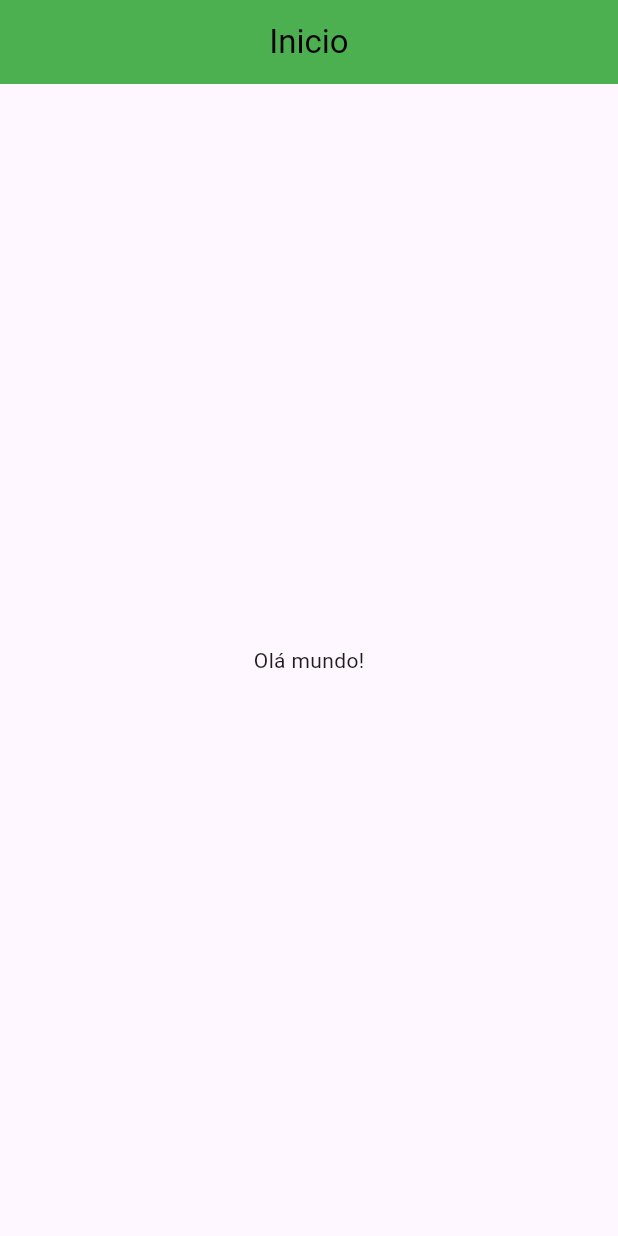
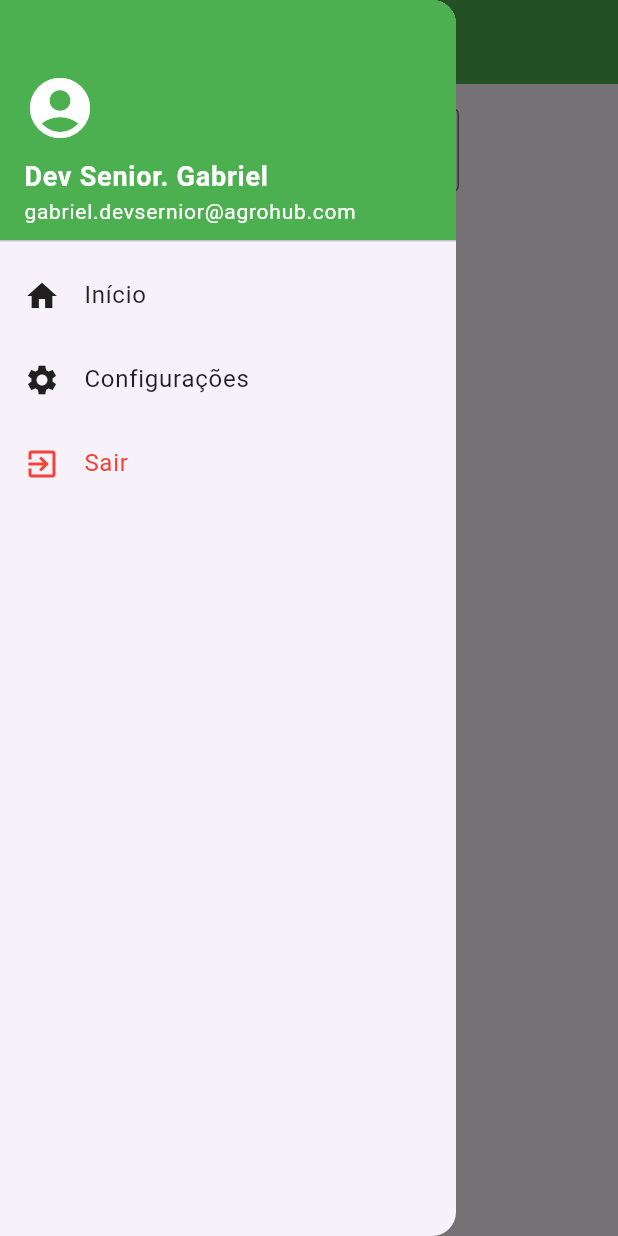
Before and after one commit to davs22/Agrohub_frontend, a Flutter app: the screen it shows after launch, with the side drawer open (before the commit the screen has no drawer), on a phone screen of 412 x 824 dp. Run offline on Flutter 3.47's test engine with Material 3 defaults, Android fonts, the phone set to English and light mode, and no system bars.

Commit message:
Update: Adicionando mais componentes

```diff
--- a/agrohub_app/lib/components/app_bar_component.dart
+++ b/agrohub_app/lib/components/app_bar.dart
@@ -1,19 +1,13 @@
 import 'package:flutter/material.dart';
 
-class AppbarComponent extends StatelessWidget implements PreferredSizeWidget {
+class AppBarComponent extends StatelessWidget implements PreferredSizeWidget {
   final String title;
   final bool? centerTitle;
   final List<Widget>? actions;
   final bool? automaticallyImplyLeading;
   final PreferredSizeWidget? tabBar;
 
-  const AppbarComponent(
-      {super.key,
-      required this.title,
-      this.centerTitle,
-      this.actions,
-      this.automaticallyImplyLeading,
-      this.tabBar});
+  const AppBarComponent({super.key, required this.title, this.centerTitle, this.actions, this.automaticallyImplyLeading, this.tabBar});
 
   @override
   Widget build(BuildContext context) {
--- /dev/null
+++ b/agrohub_app/lib/components/button.dart
@@ -0,0 +1,71 @@
+import 'package:flutter/material.dart';
+
+enum ButtonType { elevated, outlined, text }
+
+class ButtonComponent extends StatelessWidget {
+  const ButtonComponent({super.key, required this.label, this.onPressed, this.isDisabled = false, this.icon, this.type = ButtonType.elevated, this.backgroundColor, this.textColor, this.borderColor, this.disabledBackgroundColor, this.disabledTextColor, this.fontSize, this.textAlign = TextAlign.center, this.padding, this.iconSpacing = 8.0, this.borderRadius});
+
+  final String label;
+  final VoidCallback? onPressed;
+  final bool isDisabled;
+  final IconData? icon;
+  final ButtonType type;
+  final Color? backgroundColor;
+  final Color? textColor;
+  final Color? borderColor;
+  final Color? disabledBackgroundColor;
+  final Color? disabledTextColor;
+  final double? fontSize;
+  final TextAlign textAlign;
+  final EdgeInsets? padding;
+  final double iconSpacing;
+  final double? borderRadius;
+
+  @override
+  Widget build(BuildContext context) {
+    final VoidCallback? action = isDisabled ? null : onPressed;
+
+    final Widget buttonChild = Row(
+      mainAxisSize: MainAxisSize.min,
+      mainAxisAlignment: MainAxisAlignment.center,
+      children: [
+        if (icon != null) ...[
+          Icon(icon, size: (fontSize ?? 14.0) + 4, color: _determineTextColor(context)),
+          SizedBox(width: iconSpacing),
+        ],
+        Text(
+          label,
+          textAlign: textAlign,
+          style: TextStyle(fontSize: fontSize, color: _determineTextColor(context)),
+        ),
+      ],
+    );
+
+    final ButtonStyle commonStyle = ElevatedButton.styleFrom(
+      backgroundColor: backgroundColor,
+      foregroundColor: textColor,
+      side: type == ButtonType.outlined && borderColor != null ? BorderSide(color: borderColor!) : null,
+      disabledBackgroundColor: disabledBackgroundColor,
+      disabledForegroundColor: disabledTextColor,
+      shape: borderRadius != null ? RoundedRectangleBorder(borderRadius: BorderRadius.circular(borderRadius!)) : null,
+      padding: padding,
+    );
+
+    switch (type) {
+      case ButtonType.outlined:
+        return OutlinedButton(onPressed: action, style: commonStyle, child: buttonChild);
+      case ButtonType.text:
+        return TextButton(onPressed: action, style: commonStyle, child: buttonChild);
+      case ButtonType.elevated:
+      default:
+        return ElevatedButton(onPressed: action, style: commonStyle, child: buttonChild);
+    }
+  }
+
+  Color? _determineTextColor(BuildContext context) {
+    if (isDisabled || onPressed == null) {
+      return disabledTextColor ?? (type == ButtonType.elevated ? Theme.of(context).disabledColor : null);
+    }
+    return textColor ?? (type != ButtonType.elevated ? Theme.of(context).primaryColor : null);
+  }
+}
--- /dev/null
+++ b/agrohub_app/lib/components/drawer_menu.dart
@@ -0,0 +1,54 @@
+import 'package:flutter/material.dart';
+
+class DrawerItem {
+  const DrawerItem({required this.title, required this.icon, required this.onTap, this.iconColor, this.textColor});
+  final String title;
+  final IconData icon;
+  final VoidCallback onTap;
+  final Color? iconColor;
+  final Color? textColor;
+}
+
+class DrawerMenuComponent extends StatelessWidget {
+  const DrawerMenuComponent({super.key, this.headerTitle, this.headerSubtitle, this.headerIcon = Icons.account_circle, this.headerColor = Colors.green, this.backgroundColor, required this.items});
+
+  final String? headerTitle;
+  final String? headerSubtitle;
+  final IconData headerIcon;
+  final Color headerColor;
+  final Color? backgroundColor;
+  final List<DrawerItem> items;
+
+  @override
+  Widget build(BuildContext context) {
+    return Drawer(
+      backgroundColor: backgroundColor,
+      child: ListView(
+        padding: EdgeInsets.zero,
+        children: [
+          DrawerHeader(
+            decoration: BoxDecoration(color: headerColor),
+            child: Column(
+              crossAxisAlignment: CrossAxisAlignment.start,
+              mainAxisAlignment: MainAxisAlignment.end,
+              children: [
+                Icon(headerIcon, size: 48, color: Colors.white),
+                const SizedBox(height: 8),
+                if (headerTitle != null) Text(headerTitle!, style: const TextStyle(color: Colors.white, fontSize: 18, fontWeight: FontWeight.bold)),
+                if (headerSubtitle != null) Text(headerSubtitle!, style: const TextStyle(color: Colors.white, fontSize: 14)),
+              ],
+            ),
+          ),
+          ...items.map((item) => ListTile(
+                leading: Icon(item.icon, color: item.iconColor ?? Colors.black87),
+                title: Text(item.title, style: TextStyle(color: item.textColor ?? Colors.black87)),
+                onTap: () {
+                  Navigator.pop(context);
+                  item.onTap();
+                },
+              )),
+        ],
+      ),
+    );
+  }
+}
--- /dev/null
+++ b/agrohub_app/lib/components/input.dart
@@ -0,0 +1,52 @@
+import 'package:agrohub_app/default.config.dart';
+import 'package:flutter/material.dart';
+import 'package:flutter/services.dart';
+
+class InputComponent extends StatelessWidget {
+  const InputComponent({super.key, this.label, this.hint, this.ephemeral, this.controll, this.eventChange, this.borderColor, this.lengthText, this.counter, this.typeInput, required this.emoji, required this.width, required this.height});
+  final IconData emoji;
+  final double width;
+  final double height;
+  final String? label;
+  final String? hint;
+  final bool? ephemeral;
+  final TextEditingController? controll;
+  final dynamic eventChange;
+  final Color? borderColor;
+  final int? lengthText;
+  final bool? counter;
+  final TextInputType? typeInput;
+
+  @override
+  Widget build(BuildContext context) {
+    return SizedBox(
+      width: width,
+      height: height,
+      child: TextField(
+        maxLength: lengthText,
+        obscureText: ephemeral ?? false,
+        controller: controll,
+        keyboardType: typeInput,
+        inputFormatters: typeInput != null ? [FilteringTextInputFormatter.digitsOnly] : null,
+        decoration: InputDecoration(
+          prefixIcon: Padding(
+            padding: const EdgeInsets.only(left: 8, right: 5),
+            child: Icon(emoji, size: 30, color: colorItems),
+          ),
+          labelText: label ?? "",
+          hintText: hint ?? "",
+          labelStyle: const TextStyle(color: colorItems),
+          // filled: true,
+          // fillColor: colorItems,
+          border: const OutlineInputBorder(),
+          focusedBorder: OutlineInputBorder(
+            borderSide: BorderSide(color: borderColor ?? const Color.fromARGB(255, 19, 88, 144))
+          ),
+          counterText: counter == true && lengthText != null ? '${controll?.text.length}/$lengthText' : ""
+        ),
+        // Inserir outros eventos se nescessarios.
+        onChanged: (value) => eventChange(value),
+      ),
+    );
+  }
+}
--- /dev/null
+++ b/agrohub_app/lib/components/popup.dart
@@ -0,0 +1,64 @@
+import 'package:agrohub_app/default.config.dart';
+import 'package:flutter/material.dart';
+
+class PopupComponent {
+  const PopupComponent({required this.title, required this.content, this.closeText, this.controll, this.onClick});
+  final String title;
+  final String content;
+  final String? closeText;
+  final TextEditingController? controll;
+  final VoidCallback? onClick;
+
+  static void alert(BuildContext context, {required String title, required String content, String? closeText, TextEditingController? controll, VoidCallback? onClick}) {
+    showDialog(
+      context: context,
+      builder: (BuildContext context) {
+        return AlertDialog(
+          title: Text(title),
+          content: Text(content),
+          actions: <Widget>[
+            TextButton(
+              child: Text(closeText ?? "Fechar"),
+              onPressed: () {
+                Navigator.of(context).pop();
+                onClick!();
+              },
+            ),
+          ],
+        );
+      },
+    );
+  }
+
+  static void input(BuildContext context,
+      {required String title,
+      required String content,
+      String? label,
+      String? hint,
+      Color? color,
+      TextEditingController? controll}) {
+    showDialog(
+      context: context,
+      builder: (BuildContext context) {
+        return AlertDialog(
+          title: Text(title),
+          content: Text(content),
+          actions: <Widget>[
+            TextField(
+              controller: controll,
+              decoration: InputDecoration(
+                labelText: label ?? "Digite aqui.",
+                hintText: hint ?? "",
+                labelStyle: TextStyle(color: color ?? colorItems),
+                border: const OutlineInputBorder(),
+                focusedBorder: const OutlineInputBorder(
+                    borderSide:
+                        BorderSide(color: Color.fromARGB(255, 19, 88, 144))),
+              ),
+            ),
+          ],
+        );
+      },
+    );
+  }
+}
--- a/agrohub_app/lib/components/text_component.dart
+++ b/agrohub_app/lib/components/text.dart
@@ -1,8 +1,7 @@
 import 'package:flutter/material.dart';
 
 class TextComponent extends StatelessWidget {
-  const TextComponent(
-      {super.key, required this.text, this.color, this.fontSize, this.aligment});
+  const TextComponent({super.key, required this.text, this.color, this.fontSize, this.aligment});
 
   final String text;
   final Color? color;
--- a/agrohub_app/lib/home/home_screen.dart
+++ b/agrohub_app/lib/home/home_screen.dart
@@ -1,6 +1,7 @@
-
-import 'package:agrohub_app/components/app_bar_component.dart';
-import 'package:agrohub_app/components/text_component.dart';
+import 'package:agrohub_app/components/app_bar.dart';
+import 'package:agrohub_app/components/button.dart';
+import 'package:agrohub_app/components/drawer_menu.dart';
+import 'package:agrohub_app/components/input.dart';
 import 'package:flutter/material.dart';
 
 class HomeScreen extends StatelessWidget {
@@ -8,12 +9,47 @@ class HomeScreen extends StatelessWidget {
 
   @override
   Widget build(BuildContext context) {
-    return const Scaffold(
-      appBar: AppbarComponent(
+    return Scaffold(
+      appBar: const AppBarComponent(
         title: "Inicio",
       ),
-      body: Center(
-        child: TextComponent(text: "Olá mundo!"),
+      drawer: DrawerMenuComponent(
+        headerTitle: "Dev Senior. Gabriel",
+        headerSubtitle: "gabriel.devsernior@agrohub.com",
+        items: [
+          DrawerItem(
+            title: "Início",
+            icon: Icons.home,
+            onTap: () => print("Navegar para Início"),
+          ),
+          DrawerItem(
+            title: "Configurações",
+            icon: Icons.settings,
+            onTap: () => print("Navegar para Configurações"),
+          ),
+          DrawerItem(
+            title: "Sair",
+            icon: Icons.exit_to_app,
+            iconColor: Colors.red,
+            textColor: Colors.red,
+            onTap: () => print("Fazer Logout"),
+          ),
+        ],
+      ),
+      body: const Center(
+        child: Padding(
+          padding: EdgeInsets.all(16.0),
+          child: Column(
+            children: [
+              InputComponent(
+                  emoji: Icons.door_back_door,
+                  width: 200,
+                  height: 200,
+                  hint: "hehehehe"),
+              ButtonComponent(label: "click desabilitado")
+            ],
+          ),
+        ),
       ),
     );
   }
```
Also changed, not shown: agrohub_app/lib/default.config.dart (added), agrohub_app/pubspec.lock.
